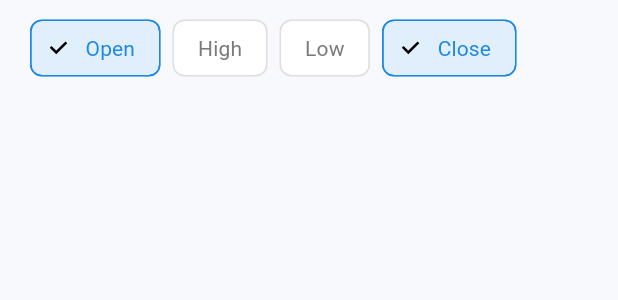
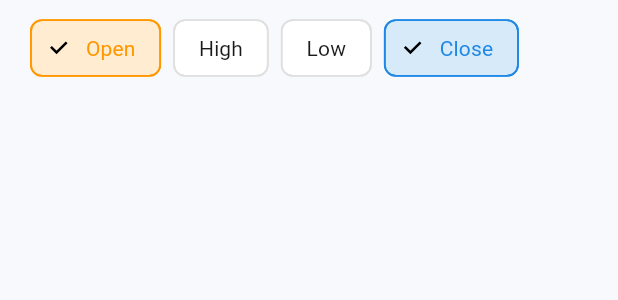
Before and after one commit to wilianAlbrecht/open_finance_data_front, a Flutter app: the PriceFilterBar widget shown alone on an empty page, opened directly, after a tap on "Open", on a phone screen of 412 x 824 dp. Shown: the top 300 px of the screen. Run offline on Flutter 3.47's test engine with Material 3 defaults, Android fonts, the phone set to English and light mode, and no system bars; our stand-ins replace dio, fl_chart.

Commit message:
adição das cores ao botoes de filtros.

```diff
--- a/lib/core/theme/app_colors.dart
+++ b/lib/core/theme/app_colors.dart
@@ -33,4 +33,10 @@ class AppColors {
   // Headers
   static const Color headerLight = Color(0xFF66BB6A);
   static const Color headerDark = Color(0xFF1B5E20);
+
+  // Botoes dos filtros quando ativados
+  static const Color filterOpen = Colors.orange;
+  static const Color filterHigh = Colors.green;
+  static const Color filterLow = Colors.red;
+  static const Color filterClose = Color(0xFF1E88E5); // azul do gráfico
 }
--- a/lib/modules/indicators/widgets/chart/price_chart_container.dart
+++ b/lib/modules/indicators/widgets/chart/price_chart_container.dart
@@ -72,8 +72,7 @@ class _PriceChartContainerState extends State<PriceChartContainer> {
             },
 
             touchTooltipData: LineTouchTooltipData(
-              getTooltipColor: (_) =>
-                  Colors.black.withOpacity(0.75),
+              getTooltipColor: (_) => Colors.black.withOpacity(0.75),
 
               getTooltipItems: (touchedSpots) {
                 return touchedSpots.map((spot) {
@@ -94,7 +93,8 @@ class _PriceChartContainerState extends State<PriceChartContainer> {
           // =====================================================
           titlesData: widget.chart.titlesData.copyWith(
             bottomTitles: AxisTitles(
-              sideTitles: widget.chart.titlesData.bottomTitles.sideTitles!.copyWith(
+              sideTitles: widget.chart.titlesData.bottomTitles.sideTitles
+                  .copyWith(
                     interval: 1, // ← deixa todas as posições disponíveis
                     getTitlesWidget: (value, meta) {
                       return _buildXAxisLabel(
@@ -130,17 +130,19 @@ class _PriceChartContainerState extends State<PriceChartContainer> {
       return const SizedBox.shrink();
     }
 
-    final isDivision = index % 6 == 0; // divisões principais
+    // === calcula step dinâmico ===
+    final step = (timestamp.length / 6).floor();
+    final isDivision = step > 0 && index % step == 0;
+
+    // === hover ===
     final isHovered = hoveredIndex == index;
 
-    // Só exibe quando for divisão principal ou ponto sob o mouse
+    // só aparece quando for divisão ou hover
     if (!isDivision && !isHovered) {
       return const SizedBox.shrink();
     }
 
-    final dt = DateTime.fromMillisecondsSinceEpoch(
-      timestamp[index] * 1000,
-    );
+    final dt = DateTime.fromMillisecondsSinceEpoch(timestamp[index] * 1000);
 
     final label =
         "${dt.day.toString().padLeft(2, '0')}/"
--- a/lib/modules/indicators/widgets/chart/price_filter_bar.dart
+++ b/lib/modules/indicators/widgets/chart/price_filter_bar.dart
@@ -3,8 +3,7 @@ import 'package:provider/provider.dart';
 
 import '../../../../core/theme/app_spacing.dart';
 import '../../../../core/theme/app_text_styles.dart';
-import '../../../../core/theme/themes/extensions/app_chip_theme.dart';
-
+import '../../../../core/theme/app_colors.dart';
 import '../../indicators_controller.dart';
 
 class PriceFilterBar extends StatelessWidget {
@@ -14,9 +13,10 @@ class PriceFilterBar extends StatelessWidget {
     required BuildContext context,
     required String label,
     required bool active,
+    required Color color,
     required VoidCallback onTap,
   }) {
-    final chipTheme = Theme.of(context).extension<AppChipTheme>()!;
+    final theme = Theme.of(context);
 
     return Padding(
       padding: const EdgeInsets.symmetric(horizontal: AppSpacing.xs),
@@ -24,16 +24,17 @@ class PriceFilterBar extends StatelessWidget {
         label: Text(
           label,
           style: AppTextStyles.body.copyWith(
-            color: active ? Theme.of(context).colorScheme.primary : chipTheme.labelColor,
+            color: active ? color : theme.textTheme.bodyMedium!.color,
           ),
         ),
         selected: active,
-        selectedColor: chipTheme.selectedBg,
-        disabledColor: chipTheme.selectedBg.withOpacity(0.3),
+        selectedColor: color.withOpacity(0.18),
+        backgroundColor: theme.colorScheme.surface.withOpacity(0.6),
+        side: BorderSide(
+          color: active ? color : theme.dividerColor,
+          width: 1.2,
+        ),
         pressElevation: 0,
-        side: BorderSide(
-          color: active ? Theme.of(context).colorScheme.primary : chipTheme.borderColor,
-        ),
         onSelected: (_) => onTap(),
       ),
     );
@@ -54,24 +55,28 @@ class PriceFilterBar extends StatelessWidget {
             context: context,
             label: "Open",
             active: controller.showOpen,
+            color: AppColors.filterOpen,
             onTap: controller.toggleOpen,
           ),
           _chip(
             context: context,
             label: "High",
             active: controller.showHigh,
+            color: AppColors.filterHigh,
             onTap: controller.toggleHigh,
           ),
           _chip(
             context: context,
             label: "Low",
             active: controller.showLow,
+            color: AppColors.filterLow,
             onTap: controller.toggleLow,
           ),
           _chip(
             context: context,
             label: "Close",
             active: controller.showClose,
+            color: AppColors.filterClose,
             onTap: controller.toggleClose,
           ),
         ],
```
Lines whose indentation alone changed are shown as unchanged.
